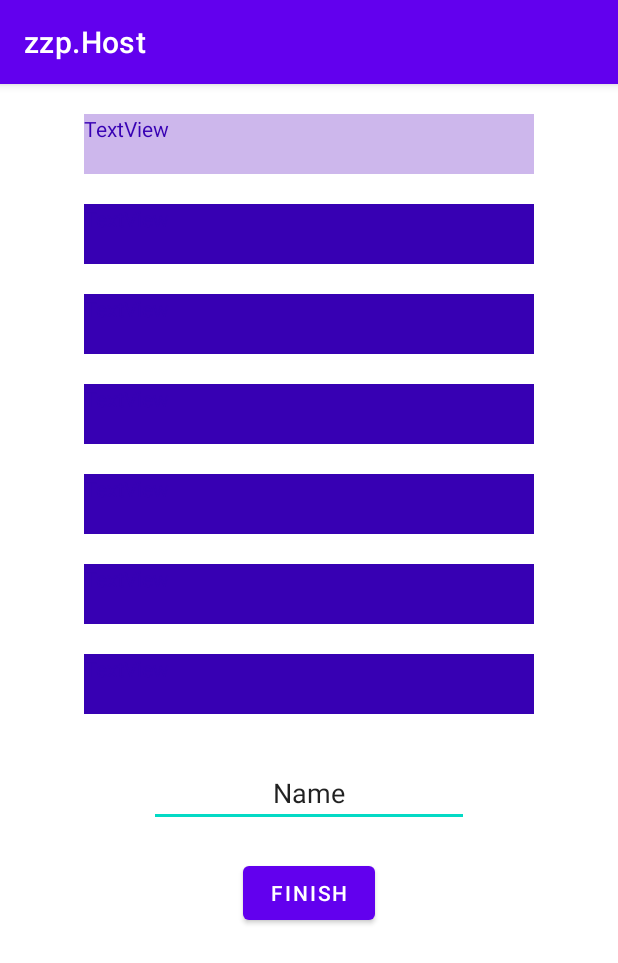
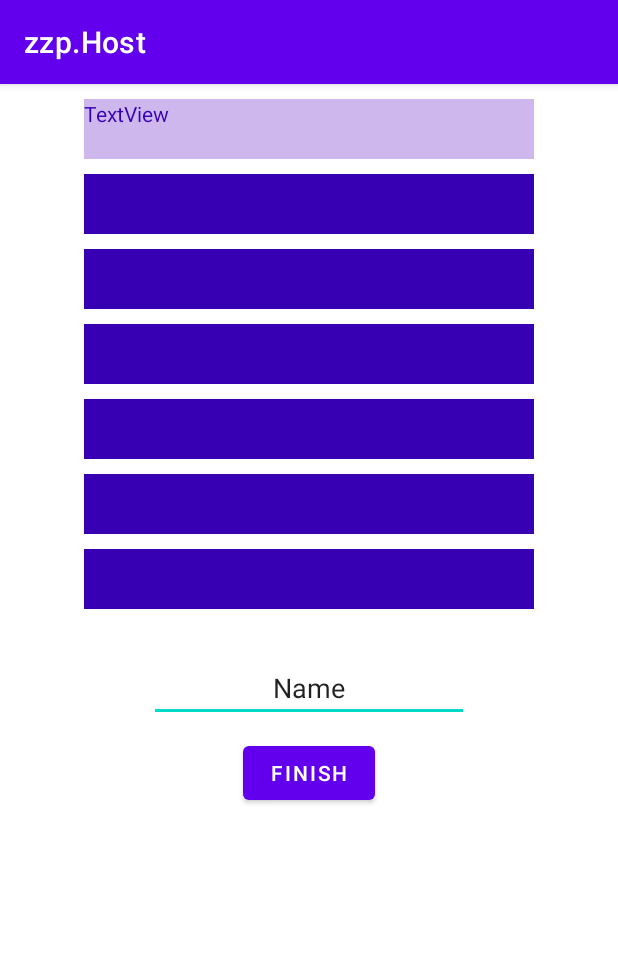
Before and after one commit to Vaaragh/ma-2023-game, an Android app: the fragment StepsFragment shown on its own in the app's theme, on a phone screen of 412 x 824 dp. Shown: the top 963 px of the screen. Run offline under Robolectric (Android 15) with nearby library versions, the phone set to English and light mode, and no system bars.

Commit message:
fix: formating changes

```diff
--- a/app/src/main/res/layout/fragment_steps.xml
+++ b/app/src/main/res/layout/fragment_steps.xml
@@ -11,7 +11,7 @@
         android:id="@+id/step_1"
         android:layout_width="@dimen/step_width"
         android:layout_height="@dimen/step_height"
-        android:layout_marginTop="@dimen/tight_margin"
+        android:layout_marginTop="@dimen/step_margin"
         android:background="@color/reveal"
         android:text="TextView"
         android:textColor="@color/spoiler"
@@ -24,7 +24,7 @@
         android:id="@+id/step_2"
         android:layout_width="@dimen/step_width"
         android:layout_height="@dimen/step_height"
-        android:layout_marginTop="@dimen/tight_margin"
+        android:layout_marginTop="@dimen/step_margin"
         android:background="@color/spoiler"
         android:text="TextView"
         android:textColor="@color/spoiler"
@@ -37,7 +37,7 @@
         android:id="@+id/step_3"
         android:layout_width="@dimen/step_width"
         android:layout_height="@dimen/step_height"
-        android:layout_marginTop="@dimen/tight_margin"
+        android:layout_marginTop="@dimen/step_margin"
         android:background="@color/spoiler"
         android:text="TextView"
         android:textColor="@color/spoiler"
@@ -50,7 +50,7 @@
         android:id="@+id/step_4"
         android:layout_width="@dimen/step_width"
         android:layout_height="@dimen/step_height"
-        android:layout_marginTop="@dimen/tight_margin"
+        android:layout_marginTop="@dimen/step_margin"
         android:background="@color/spoiler"
         android:text="TextView"
         android:textColor="@color/spoiler"
@@ -63,7 +63,7 @@
         android:id="@+id/step_5"
         android:layout_width="@dimen/step_width"
         android:layout_height="@dimen/step_height"
-        android:layout_marginTop="@dimen/tight_margin"
+        android:layout_marginTop="@dimen/step_margin"
         android:background="@color/spoiler"
         android:text="TextView"
         android:textColor="@color/spoiler"
@@ -76,7 +76,7 @@
         android:id="@+id/step_6"
         android:layout_width="@dimen/step_width"
         android:layout_height="@dimen/step_height"
-        android:layout_marginTop="@dimen/tight_margin"
+        android:layout_marginTop="@dimen/step_margin"
         android:background="@color/spoiler"
         android:text="TextView"
         android:textColor="@color/spoiler"
@@ -89,7 +89,7 @@
         android:id="@+id/step_7"
         android:layout_width="@dimen/step_width"
         android:layout_height="@dimen/step_height"
-        android:layout_marginTop="@dimen/tight_margin"
+        android:layout_marginTop="@dimen/step_margin"
         android:background="@color/spoiler"
         android:text="TextView"
         android:textColor="@color/spoiler"
@@ -116,7 +116,7 @@
         android:id="@+id/finish_2"
         android:layout_width="wrap_content"
         android:layout_height="wrap_content"
-        android:layout_marginTop="@dimen/tight_margin"
+        android:layout_marginTop="@dimen/step_margin"
         android:text="Finish"
         app:layout_constraintEnd_toEndOf="parent"
         app:layout_constraintHorizontal_bias="0.5"
--- a/app/src/main/res/values/dimens.xml
+++ b/app/src/main/res/values/dimens.xml
@@ -38,6 +38,7 @@
 
     <dimen name="step_width">300dp</dimen>
     <dimen name="step_height">40dp</dimen>
+    <dimen name="step_margin">10dp</dimen>
 
 
     <dimen name="main_number">75dp</dimen>
```
Also changed, not shown: app/src/main/res/layout/fragment_association.xml (+8 -0 lines), app/src/main/res/layout/fragment_my_number.xml (+8 -0 lines).
